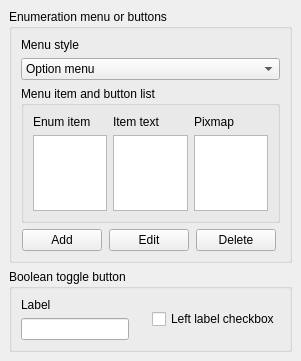
berkus/lavape, file lavape/src/LavaPE_UI/idd_menupage.ui: the form before one commit.
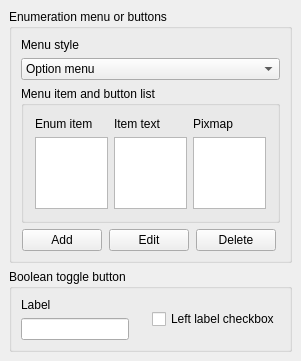
The form after the commit.

Patch:
```diff
--- a/lavape/src/LavaPE_UI/idd_menupage.ui
+++ b/lavape/src/LavaPE_UI/idd_menupage.ui
@@ -117,43 +117,11 @@
         <property name="title" >
          <string>Menu item and button list</string>
         </property>
-        <layout class="QHBoxLayout" >
-         <property name="spacing" >
-          <number>6</number>
-         </property>
-         <property name="leftMargin" >
-          <number>9</number>
-         </property>
-         <property name="topMargin" >
-          <number>9</number>
-         </property>
-         <property name="rightMargin" >
-          <number>9</number>
-         </property>
-         <property name="bottomMargin" >
-          <number>9</number>
-         </property>
-         <item>
-          <layout class="QVBoxLayout" >
-           <property name="spacing" >
-            <number>6</number>
-           </property>
-           <property name="leftMargin" >
-            <number>0</number>
-           </property>
-           <property name="topMargin" >
-            <number>0</number>
-           </property>
-           <property name="rightMargin" >
-            <number>0</number>
-           </property>
-           <property name="bottomMargin" >
-            <number>0</number>
-           </property>
-           <item>
+        <layout class="QGridLayout" >
+         <item row="0" column="0" >
             <widget class="QLabel" name="Label_ IDC_STATIC" >
              <property name="sizePolicy" >
-              <sizepolicy vsizetype="Fixed" hsizetype="Preferred" >
+            <sizepolicy vsizetype="Preferred" hsizetype="Preferred" >
                <horstretch>0</horstretch>
                <verstretch>0</verstretch>
               </sizepolicy>
@@ -169,91 +137,41 @@
              </property>
             </widget>
            </item>
-           <item>
-            <widget class="QListWidget" name="Menuitems" >
-             <property name="sizePolicy" >
-              <sizepolicy vsizetype="Preferred" hsizetype="Preferred" >
-               <horstretch>0</horstretch>
-               <verstretch>0</verstretch>
-              </sizepolicy>
-             </property>
-             <property name="minimumSize" >
-              <size>
-               <width>0</width>
-               <height>65</height>
-              </size>
-             </property>
-             <property name="maximumSize" >
-              <size>
-               <width>16777215</width>
-               <height>100</height>
-              </size>
-             </property>
-            </widget>
-           </item>
-          </layout>
-         </item>
-         <item>
-          <layout class="QVBoxLayout" >
-           <property name="spacing" >
-            <number>6</number>
-           </property>
-           <property name="leftMargin" >
-            <number>0</number>
-           </property>
-           <property name="topMargin" >
-            <number>0</number>
-           </property>
-           <property name="rightMargin" >
-            <number>0</number>
-           </property>
-           <property name="bottomMargin" >
-            <number>0</number>
-           </property>
-           <item>
+         <item row="0" column="1" >
             <widget class="QLabel" name="textLabel1" >
              <property name="text" >
               <string>Item text</string>
              </property>
             </widget>
            </item>
-           <item>
-            <widget class="QListWidget" name="LButtonText" >
-             <property name="sizePolicy" >
-              <sizepolicy vsizetype="Preferred" hsizetype="Preferred" >
-               <horstretch>0</horstretch>
-               <verstretch>0</verstretch>
-              </sizepolicy>
-             </property>
-            </widget>
-           </item>
-          </layout>
-         </item>
-         <item>
-          <layout class="QVBoxLayout" >
-           <property name="spacing" >
-            <number>6</number>
-           </property>
-           <property name="leftMargin" >
-            <number>0</number>
-           </property>
-           <property name="topMargin" >
-            <number>0</number>
-           </property>
-           <property name="rightMargin" >
-            <number>0</number>
-           </property>
-           <property name="bottomMargin" >
-            <number>0</number>
-           </property>
-           <item>
+         <item row="0" column="2" >
             <widget class="QLabel" name="textLabel3" >
              <property name="text" >
               <string>Pixmap</string>
              </property>
             </widget>
            </item>
-           <item>
+         <item row="1" column="0" >
+          <widget class="QListWidget" name="Menuitems" >
+           <property name="sizePolicy" >
+            <sizepolicy vsizetype="Preferred" hsizetype="Preferred" >
+             <horstretch>0</horstretch>
+             <verstretch>0</verstretch>
+            </sizepolicy>
+           </property>
+          </widget>
+         </item>
+         <item row="1" column="1" >
+          <widget class="QListWidget" name="LButtonText" >
+           <property name="sizePolicy" >
+            <sizepolicy vsizetype="Preferred" hsizetype="Preferred" >
+             <horstretch>0</horstretch>
+             <verstretch>0</verstretch>
+            </sizepolicy>
+           </property>
+          </widget>
+         </item>
+         <item row="1" column="2" >
             <widget class="QListWidget" name="Pixmap" >
              <property name="sizePolicy" >
               <sizepolicy vsizetype="Preferred" hsizetype="Preferred" >
@@ -262,8 +180,6 @@
               </sizepolicy>
              </property>
             </widget>
-           </item>
-          </layout>
          </item>
         </layout>
        </widget>
```
Lines whose indentation alone changed are shown as unchanged.
